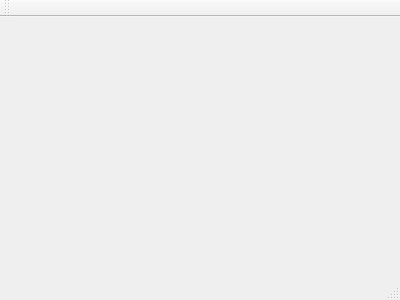
The window that mainwindow.ui (minhmoc/SimulateMouseQt) describes before a commit, drawn with Qt 5.
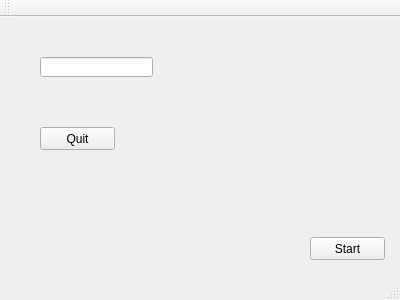
The same window after the commit.

```diff
--- a/mainwindow.ui
+++ b/mainwindow.ui
@@ -12,13 +12,65 @@
   <property name="windowTitle" >
    <string>MainWindow</string>
   </property>
-  <widget class="QMenuBar" name="menuBar" />
-  <widget class="QToolBar" name="mainToolBar" />
-  <widget class="QWidget" name="centralWidget" />
-  <widget class="QStatusBar" name="statusBar" />
+  <widget class="QWidget" name="centralWidget">
+   <widget class="QPushButton" name="quit">
+    <property name="geometry">
+     <rect>
+      <x>40</x>
+      <y>110</y>
+      <width>75</width>
+      <height>23</height>
+     </rect>
+    </property>
+    <property name="text">
+     <string>Quit</string>
+    </property>
+   </widget>
+   <widget class="QPushButton" name="start">
+    <property name="geometry">
+     <rect>
+      <x>310</x>
+      <y>220</y>
+      <width>75</width>
+      <height>23</height>
+     </rect>
+    </property>
+    <property name="text">
+     <string>Start</string>
+    </property>
+   </widget>
+   <widget class="QLineEdit" name="lineEdit">
+    <property name="geometry">
+     <rect>
+      <x>40</x>
+      <y>40</y>
+      <width>113</width>
+      <height>20</height>
+     </rect>
+    </property>
+   </widget>
+  </widget>
+  <widget class="QMenuBar" name="menuBar">
+   <property name="geometry">
+    <rect>
+     <x>0</x>
+     <y>0</y>
+     <width>400</width>
+     <height>18</height>
+    </rect>
+   </property>
+  </widget>
+  <widget class="QToolBar" name="mainToolBar">
+   <attribute name="toolBarArea">
+    <enum>TopToolBarArea</enum>
+   </attribute>
+   <attribute name="toolBarBreak">
+    <bool>false</bool>
+   </attribute>
+  </widget>
+  <widget class="QStatusBar" name="statusBar"/>
  </widget>
- <layoutDefault spacing="6" margin="11" />
- <pixmapfunction></pixmapfunction>
+ <layoutdefault spacing="6" margin="11"/>
  <resources/>
  <connections/>
 </ui>
```
Left out of the diff: 7 changed lines with no effect on the pictures.
